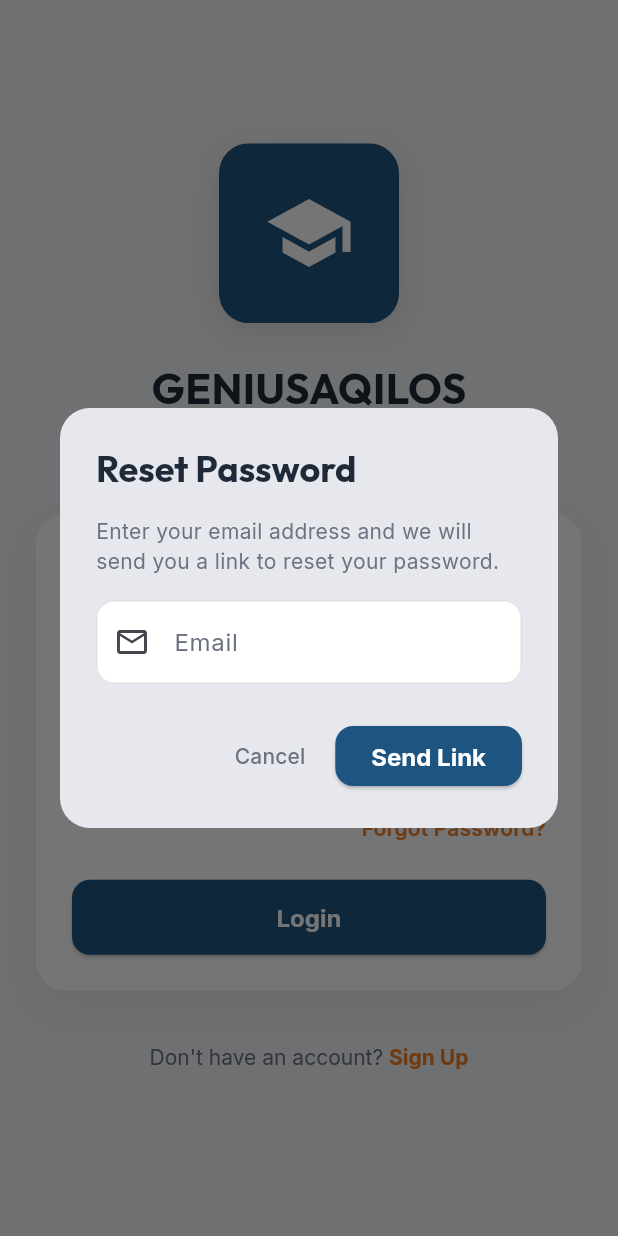
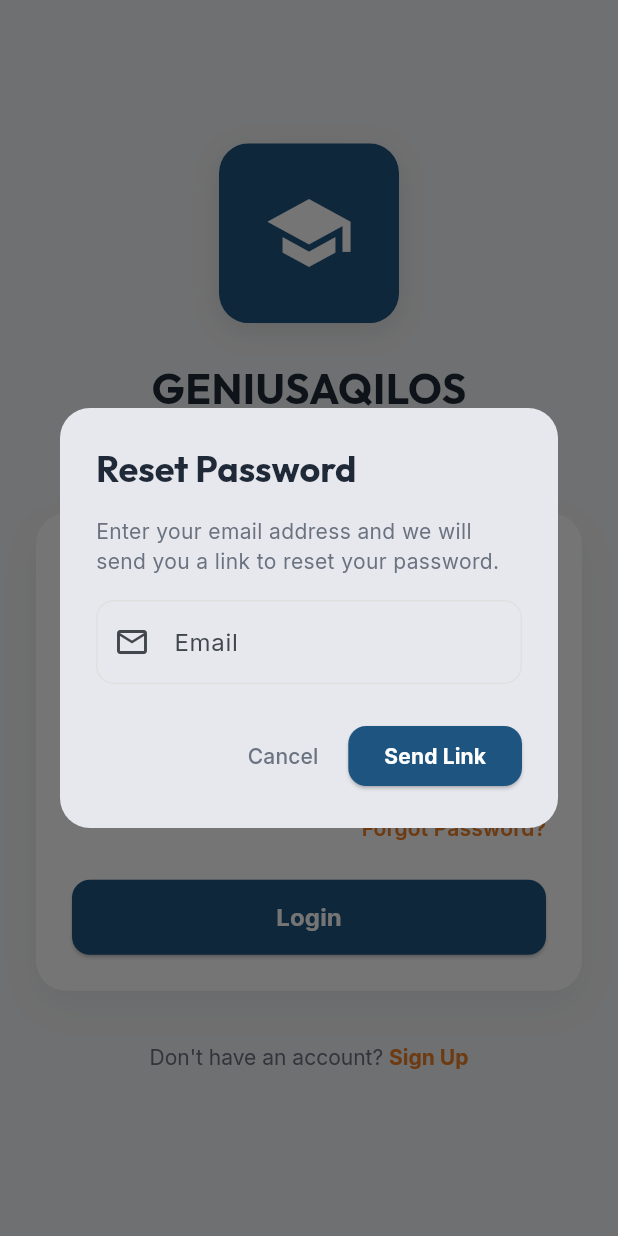
Before and after one commit to Afiq0412/project_ad_zeroOne_geniusaqil_os, a Flutter app: the screen it shows after launch, after a tap on "Login", after a tap on "Forgot Password?", on a phone screen of 412 x 824 dp. Run offline on Flutter 3.47's test engine with Material 3 defaults, Android fonts, the phone set to English and light mode, and no system bars; our stand-ins replace cloud_firestore, file_picker, firebase_auth, firebase_core, firebase_storage, google_fonts; missing offline and left inert: dart:html; accounts and stored records are empty; network calls fail.

Commit message:
Revert "refactor: restructure project into modular directories (auth, leave_management, home) and setup unified app theme"
This reverts commit bf6b2ba0b51acd3306356ad02272cd6ded879067.

```diff
--- a/lib/core/theme/app_theme.dart
+++ /dev/null
@@ -1,68 +0,0 @@
-import 'package:flutter/material.dart';
-import 'package:google_fonts/google_fonts.dart';
-
-class AppTheme {
-  static const Color primaryColor = Color(0xFF1E5480);
-  static const Color secondaryColor = Color(0xFFED7E24);
-  static const Color backgroundColor = Color(0xFFF3F4F6);
-  static const Color cardColor = Colors.white;
-  static const Color textColorPrimary = Color(0xFF1F2937);
-  static const Color textColorSecondary = Color(0xFF6B7280);
-
-  static ThemeData get lightTheme {
-    return ThemeData(
-      useMaterial3: true,
-      colorScheme: ColorScheme.fromSeed(
-        seedColor: primaryColor,
-        primary: primaryColor,
-        secondary: secondaryColor,
-        background: backgroundColor,
-      ),
-      scaffoldBackgroundColor: backgroundColor,
-      cardColor: cardColor,
-      textTheme: GoogleFonts.interTextTheme(),
-      appBarTheme: const AppBarTheme(
-        backgroundColor: primaryColor,
-        foregroundColor: Colors.white,
-        elevation: 0,
-        iconTheme: IconThemeData(color: Colors.white),
-      ),
-      elevatedButtonTheme: ElevatedButtonThemeData(
-        style: ElevatedButton.styleFrom(
-          backgroundColor: primaryColor,
-          foregroundColor: Colors.white,
-          elevation: 1,
-          shape: RoundedRectangleBorder(
-            borderRadius: BorderRadius.circular(12),
-          ),
-          textStyle: GoogleFonts.inter(
-            fontWeight: FontWeight.bold,
-            fontSize: 16,
-          ),
-        ),
-      ),
-      inputDecorationTheme: InputDecorationTheme(
-        fillColor: Colors.white,
-        filled: true,
-        border: OutlineInputBorder(
-          borderRadius: BorderRadius.circular(12),
-          borderSide: BorderSide(color: Colors.grey.shade300),
-        ),
-        enabledBorder: OutlineInputBorder(
-          borderRadius: BorderRadius.circular(12),
-          borderSide: BorderSide(color: Colors.grey.shade300),
-        ),
-        focusedBorder: OutlineInputBorder(
-          borderRadius: BorderRadius.circular(12),
-          borderSide: const BorderSide(color: primaryColor, width: 2.0),
-        ),
-        errorBorder: OutlineInputBorder(
-          borderRadius: BorderRadius.circular(12),
-          borderSide: const BorderSide(color: Colors.red, width: 1.0),
-        ),
-        labelStyle: GoogleFonts.inter(color: textColorSecondary),
-        hintStyle: GoogleFonts.inter(color: Colors.grey.shade400),
-      ),
-    );
-  }
-}
--- a/lib/main.dart
+++ b/lib/main.dart
@@ -1,13 +1,13 @@
 import 'package:flutter/material.dart';
 import 'package:firebase_core/firebase_core.dart';
 import 'package:provider/provider.dart';
+import 'package:google_fonts/google_fonts.dart';
 
 import 'firebase_options.dart';
-import 'core/theme/app_theme.dart';
-import 'modules/auth/providers/auth_provider.dart';
-import 'modules/leave_management/providers/leave_provider.dart';
-import 'modules/auth/views/login_view.dart';
-import 'modules/home/views/home_view.dart';
+import 'providers/auth_provider.dart';
+import 'providers/leave_provider.dart';
+import 'screens/auth/login_screen.dart';
+import 'screens/home/home_screen.dart';
 
 void main() async {
   WidgetsFlutterBinding.ensureInitialized();
@@ -39,7 +39,17 @@ class MyApp extends StatelessWidget {
     return MaterialApp(
       title: 'GENIUSAQILOS',
       debugShowCheckedModeBanner: false,
-      theme: AppTheme.lightTheme,
+      theme: ThemeData(
+        colorScheme: ColorScheme.fromSeed(
+          seedColor: const Color(0xFF1E5480),
+          primary: const Color(0xFF1E5480),
+          secondary: const Color(0xFFED7E24),
+        ),
+        useMaterial3: true,
+        textTheme: GoogleFonts.interTextTheme(
+          Theme.of(context).textTheme,
+        ),
+      ),
       home: Consumer<AuthProvider>(
         builder: (context, authProvider, _) {
           if (authProvider.isLoading) {
@@ -51,9 +61,9 @@ class MyApp extends StatelessWidget {
           }
 
           if (authProvider.isAuthenticated) {
-            return const HomeView();
+            return const HomeScreen();
           } else {
-            return const LoginView();
+            return const LoginScreen();
           }
         },
       ),
--- a/lib/modules/auth/views/login_view.dart
+++ b/lib/screens/auth/login_screen.dart
@@ -1,18 +1,18 @@
 import 'package:flutter/material.dart';
 import 'package:google_fonts/google_fonts.dart';
 import 'package:provider/provider.dart';
-import '../providers/auth_provider.dart';
-import 'registration_view.dart';
-import '../../home/views/home_view.dart';
+import '../../providers/auth_provider.dart';
+import 'registration_screen.dart';
+import '../home/home_screen.dart';
 
-class LoginView extends StatefulWidget {
-  const LoginView({super.key});
+class LoginScreen extends StatefulWidget {
+  const LoginScreen({super.key});
 
   @override
-  State<LoginView> createState() => _LoginViewState();
+  State<LoginScreen> createState() => _LoginScreenState();
 }
 
-class _LoginViewState extends State<LoginView> {
+class _LoginScreenState extends State<LoginScreen> {
   final _formKey = GlobalKey<FormState>();
   final _emailController = TextEditingController();
   final _passwordController = TextEditingController();
@@ -34,7 +34,7 @@ class _LoginViewState extends State<LoginView> {
 
       if (success && mounted) {
         Navigator.of(context).pushReplacement(
-          MaterialPageRoute(builder: (_) => const HomeView()),
+          MaterialPageRoute(builder: (_) => const HomeScreen()),
         );
       }
     }
@@ -354,7 +354,7 @@ class _LoginViewState extends State<LoginView> {
                 onPressed: () {
                   authProvider.clearError();
                   Navigator.of(context).push(
-                    MaterialPageRoute(builder: (_) => const RegistrationView()),
+                    MaterialPageRoute(builder: (_) => const RegistrationScreen()),
                   );
                 },
                 child: RichText(
```
Also changed, not shown: lib/core/widgets/custom_loading.dart (deleted, +0 -41 lines), lib/models/leave_model.dart (renamed from lib/modules/leave_management/models/leave_request_model.dart, +4 -4 lines), lib/providers/leave_provider.dart (renamed from lib/modules/leave_management/providers/leave_provider.dart, +5 -5 lines), lib/screens/auth/registration_screen.dart (renamed from lib/modules/auth/views/registration_view.dart, +7 -7 lines), lib/screens/home/home_screen.dart (renamed from lib/modules/home/views/home_view.dart, +11 -11 lines), lib/screens/leave/create_leave_screen.dart (renamed from lib/modules/leave_management/views/leave_apply_form_view.dart, +6 -6 lines), lib/screens/leave/notification_screen.dart (renamed from lib/modules/leave_management/views/notification_view.dart, +6 -5 lines), lib/screens/leave/principal_leave_screen.dart (renamed from lib/modules/leave_management/views/admin_leave_approval_view.dart, +8 -8 lines), lib/screens/leave/teacher_leave_screen.dart (renamed from lib/modules/leave_management/views/leave_history_view.dart, +10 -10 lines), lib/services/leave_service.dart (renamed from lib/modules/leave_management/services/leave_service.dart, +6 -6 lines), lib/models/notification_model.dart (renamed from lib/modules/leave_management/models/notification_model.dart), lib/models/user_model.dart (renamed from lib/modules/auth/models/user_model.dart), lib/providers/auth_provider.dart (renamed from lib/modules/auth/providers/auth_provider.dart), lib/services/auth_service.dart (renamed from lib/modules/auth/services/auth_service.dart), 1 more files. Lines whose indentation alone changed are shown as unchanged.
